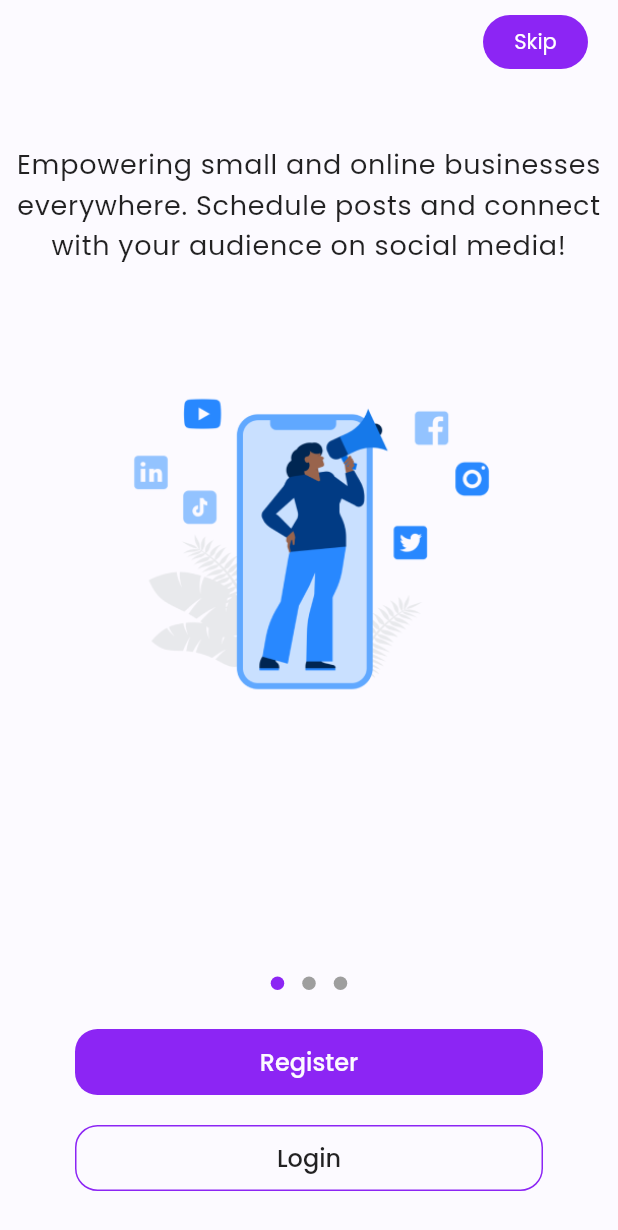
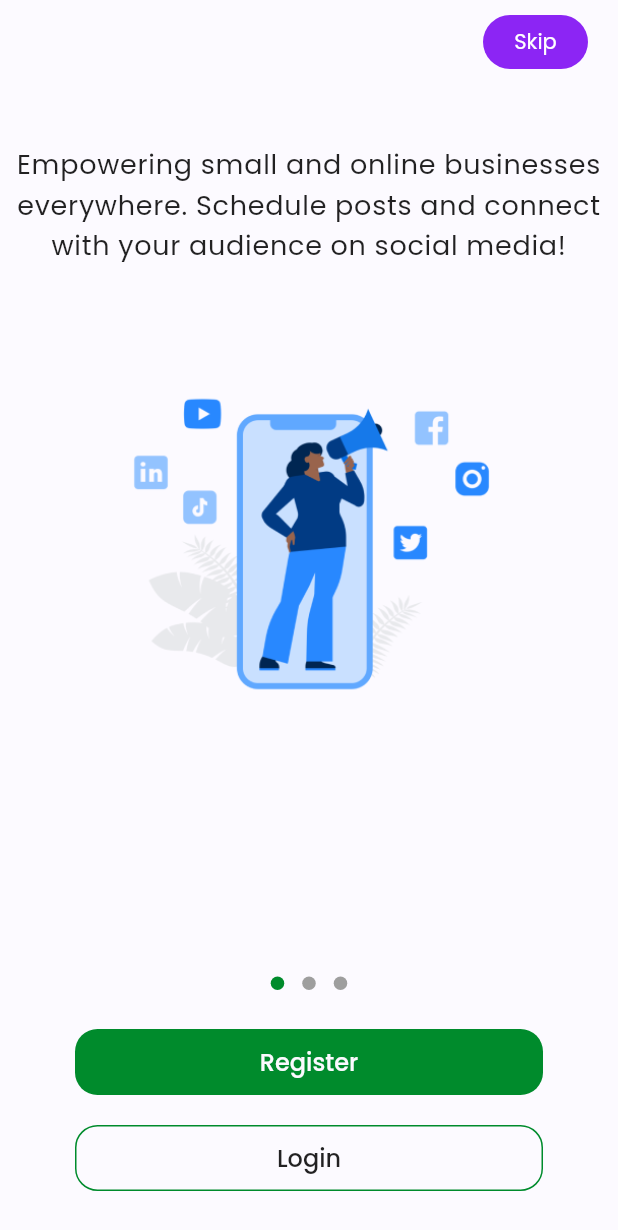
Before and after one commit to ClementPeter/MARPP, a Flutter app: the screen it shows after launch, on a phone screen of 412 x 824 dp. Shown: the top 1230 px of the screen. Run offline on Flutter 3.47's test engine with Material 2 defaults, Android fonts, the phone set to English and light mode, and no system bars; drawn by our look-alikes of dots_indicator; our stand-ins replace auth_buttons, flutter_svg, google_fonts; project files that could hold a hidden picture were left out.

Commit message:
Refactoring Intro Screen

```diff
--- a/lib/screens/intro_screen.dart
+++ b/lib/screens/intro_screen.dart
@@ -21,8 +21,8 @@ class _IntroScreenState extends State<IntroScreen> {
     super.dispose();
   }
 
-    PageController _pageController = PageController(initialPage: 0);
-    int currentIndex = 0;
+  PageController _pageController = PageController(initialPage: 0);
+  int currentIndex = 0;
 
   @override
   Widget build(BuildContext context) {
@@ -105,7 +105,7 @@ class _IntroScreenState extends State<IntroScreen> {
                 Center(
                   child: DotsIndicator(
                     decorator: DotsDecorator(
-                      activeColor: Color(0XFF8C25F4),
+                      activeColor: Color(0XFF008B2C),
                     ),
                     dotsCount: 3,
                     position: currentIndex.toDouble(),
@@ -119,7 +119,7 @@ class _IntroScreenState extends State<IntroScreen> {
                       GestureDetector(
                         onTap: () {
                           print('Sign up');
-                          print('gO TO REG SCREEN');
+                          print('GO TO REG SCREEN');
                           Navigator.pushNamed(context, RegistrationScreen.id);
                         },
                         child: Container(
@@ -136,7 +136,7 @@ class _IntroScreenState extends State<IntroScreen> {
                             ),
                           ),
                           decoration: BoxDecoration(
-                            color: Color(0XFF8C25F4),
+                            color: Color(0XFF008B2C),
                             borderRadius: BorderRadius.all(
                               Radius.circular(15.0),
                             ),
@@ -164,7 +164,7 @@ class _IntroScreenState extends State<IntroScreen> {
                           ),
                           decoration: BoxDecoration(
                             border: Border.all(
-                              color: Color(0XFF8C25F4),
+                              color: Color(0XFF008B2C),
                               //width: 5,
                             ),
                             borderRadius: BorderRadius.all(
```
